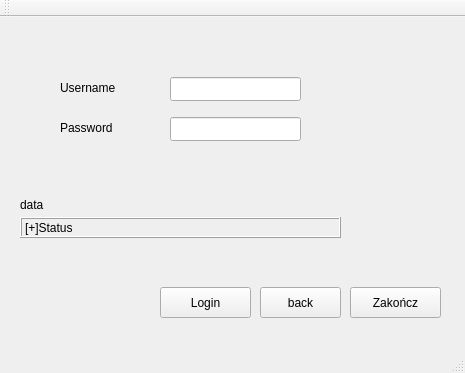
Qt form forms/log_window.ui (hjnowakowski/music-player) before a commit.
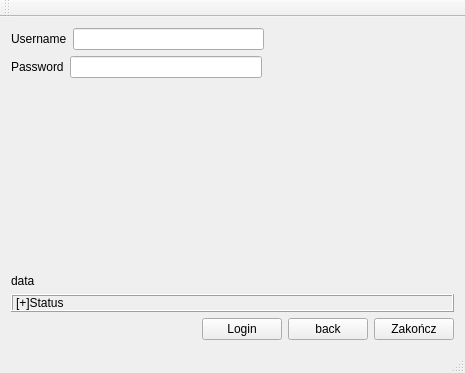
The same form after that commit.

Commit message: Dodany Widget do okienka logowania

```diff
--- a/forms/log_window.ui
+++ b/forms/log_window.ui
@@ -14,31 +14,97 @@
    <string>MainWindow</string>
   </property>
   <widget class="QWidget" name="centralWidget">
-   <widget class="QPushButton" name="Quit">
-    <property name="geometry">
-     <rect>
-      <x>350</x>
-      <y>270</y>
-      <width>91</width>
-      <height>31</height>
-     </rect>
-    </property>
-    <property name="cursor">
-     <cursorShape>ArrowCursor</cursorShape>
-    </property>
+   <layout class="QVBoxLayout" name="verticalLayout_3">
+    <item>
+     <layout class="QVBoxLayout" name="verticalLayout">
+      <item>
+       <layout class="QHBoxLayout" name="horizontalLayout">
+        <item>
+         <widget class="QLabel" name="label_username">
+          <property name="text">
+           <string>Username</string>
+          </property>
+         </widget>
+        </item>
+        <item>
+         <widget class="QLineEdit" name="lineEdit_username">
+          <property name="text">
+           <string/>
+          </property>
+         </widget>
+        </item>
+        <item>
+         <spacer name="horizontalSpacer_2">
+          <property name="orientation">
+           <enum>Qt::Horizontal</enum>
+          </property>
+          <property name="sizeHint" stdset="0">
+           <size>
+            <width>40</width>
+            <height>20</height>
+           </size>
+          </property>
+         </spacer>
+        </item>
+       </layout>
+      </item>
+      <item>
+       <layout class="QHBoxLayout" name="horizontalLayout_2">
+        <item>
+         <widget class="QLabel" name="label_passwd">
     <property name="text">
-     <string>Zakończ</string>
-    </property>
-   </widget>
+           <string>Password</string>
+          </property>
+         </widget>
+        </item>
+        <item>
+         <widget class="QLineEdit" name="lineEdit_password">
+          <property name="echoMode">
+           <enum>QLineEdit::Password</enum>
+          </property>
+         </widget>
+        </item>
+        <item>
+         <spacer name="horizontalSpacer_3">
+          <property name="orientation">
+           <enum>Qt::Horizontal</enum>
+          </property>
+          <property name="sizeHint" stdset="0">
+           <size>
+            <width>40</width>
+            <height>20</height>
+           </size>
+          </property>
+         </spacer>
+        </item>
+       </layout>
+      </item>
+     </layout>
+    </item>
+    <item>
+     <spacer name="verticalSpacer">
+      <property name="orientation">
+       <enum>Qt::Vertical</enum>
+      </property>
+      <property name="sizeHint" stdset="0">
+       <size>
+        <width>20</width>
+        <height>40</height>
+       </size>
+      </property>
+     </spacer>
+    </item>
+    <item>
+     <layout class="QVBoxLayout" name="verticalLayout_2">
+      <item>
+       <widget class="QLabel" name="label_data">
+        <property name="text">
+         <string>data</string>
+        </property>
+       </widget>
+      </item>
+      <item>
    <widget class="QLabel" name="label_status">
-    <property name="geometry">
-     <rect>
-      <x>20</x>
-      <y>200</y>
-      <width>321</width>
-      <height>21</height>
-     </rect>
-    </property>
     <property name="frameShape">
      <enum>QFrame::Box</enum>
     </property>
@@ -49,41 +115,26 @@
      <string>[+]Status</string>
     </property>
    </widget>
-   <widget class="QLabel" name="label_data">
-    <property name="geometry">
-     <rect>
-      <x>20</x>
-      <y>180</y>
-      <width>251</width>
-      <height>16</height>
-     </rect>
-    </property>
-    <property name="text">
-     <string>data</string>
-    </property>
-   </widget>
-   <widget class="QPushButton" name="pushButton">
-    <property name="geometry">
-     <rect>
-      <x>260</x>
-      <y>270</y>
-      <width>81</width>
-      <height>31</height>
-     </rect>
-    </property>
-    <property name="text">
-     <string>back</string>
-    </property>
-   </widget>
+      </item>
+     </layout>
+    </item>
+    <item>
+     <layout class="QHBoxLayout" name="horizontalLayout_3">
+      <item>
+       <spacer name="horizontalSpacer">
+        <property name="orientation">
+         <enum>Qt::Horizontal</enum>
+        </property>
+        <property name="sizeHint" stdset="0">
+         <size>
+          <width>40</width>
+          <height>20</height>
+         </size>
+        </property>
+       </spacer>
+      </item>
+      <item>
    <widget class="QPushButton" name="pushButton_Login">
-    <property name="geometry">
-     <rect>
-      <x>160</x>
-      <y>270</y>
-      <width>91</width>
-      <height>31</height>
-     </rect>
-    </property>
     <property name="mouseTracking">
      <bool>false</bool>
     </property>
@@ -97,58 +148,27 @@
      <bool>false</bool>
     </property>
    </widget>
-   <widget class="QLineEdit" name="lineEdit_username">
-    <property name="geometry">
-     <rect>
-      <x>170</x>
-      <y>60</y>
-      <width>131</width>
-      <height>24</height>
-     </rect>
-    </property>
+      </item>
+      <item>
+       <widget class="QPushButton" name="pushButton">
     <property name="text">
-     <string/>
-    </property>
-   </widget>
-   <widget class="QLabel" name="label_username">
-    <property name="geometry">
-     <rect>
-      <x>60</x>
-      <y>60</y>
-      <width>71</width>
-      <height>21</height>
-     </rect>
+         <string>back</string>
+        </property>
+       </widget>
+      </item>
+      <item>
+       <widget class="QPushButton" name="Quit">
+        <property name="cursor">
+         <cursorShape>ArrowCursor</cursorShape>
     </property>
     <property name="text">
-     <string>Username</string>
-    </property>
-   </widget>
-   <widget class="QLabel" name="label_passwd">
-    <property name="geometry">
-     <rect>
-      <x>60</x>
-      <y>100</y>
-      <width>71</width>
-      <height>21</height>
-     </rect>
-    </property>
-    <property name="text">
-     <string>Password</string>
-    </property>
-   </widget>
-   <widget class="QLineEdit" name="lineEdit_password">
-    <property name="geometry">
-     <rect>
-      <x>170</x>
-      <y>100</y>
-      <width>131</width>
-      <height>24</height>
-     </rect>
-    </property>
-    <property name="echoMode">
-     <enum>QLineEdit::Password</enum>
-    </property>
-   </widget>
+         <string>Zakończ</string>
+        </property>
+       </widget>
+      </item>
+     </layout>
+    </item>
+   </layout>
   </widget>
   <widget class="QMenuBar" name="menuBar">
    <property name="geometry">
```
Left out of the diff: 4 changed lines with no effect on the pictures. Lines whose indentation alone changed are shown as unchanged. The commit also changes 2 other files.
